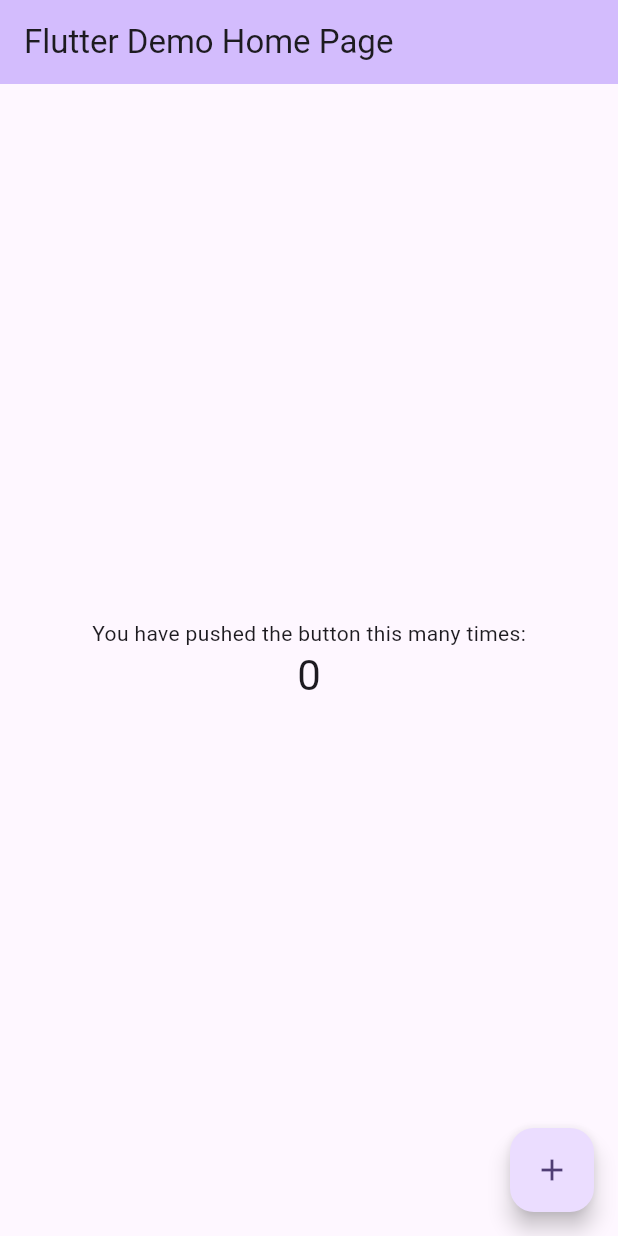
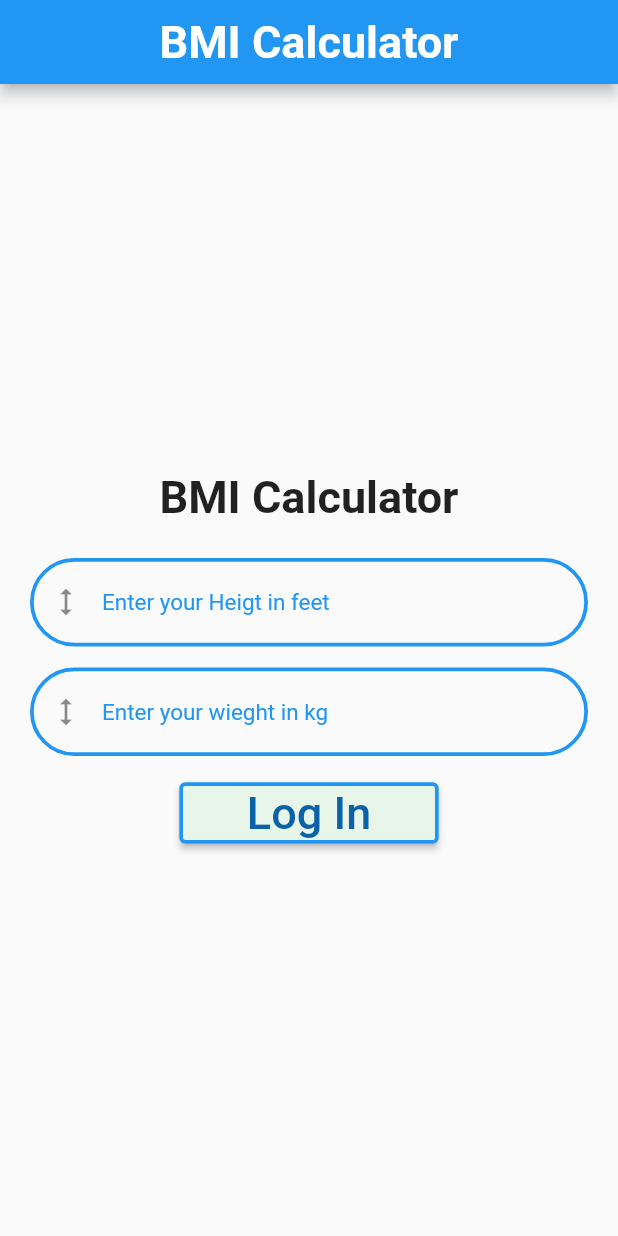
Before and after one commit to asad37/BMI_Calculator, a Flutter app: the screen it shows after launch, on a phone screen of 412 x 824 dp. Run offline on Flutter 3.47's test engine with Material 2 defaults, Android fonts, the light colour scheme and no system bars; our stand-ins replace firebase_core; accounts and stored records are empty; Roboto replaces fonts that are missing (Fira Sans).

Commit message:
Add Home Screen

```diff
--- /dev/null
+++ b/lib/HomeScreen.dart
@@ -0,0 +1,80 @@
+import 'package:flutter/material.dart';
+
+class HomeScreen extends StatefulWidget {
+  const HomeScreen({super.key});
+
+  @override
+  State<HomeScreen> createState() => _HomeScreenState();
+}
+
+class _HomeScreenState extends State<HomeScreen> {
+  @override
+  Widget build(BuildContext context) {
+    return Scaffold(
+      appBar: AppBar(
+          centerTitle: true,
+          title: const Text(
+            "BMI Calculator",
+            style: TextStyle(
+                fontSize: 30, fontWeight: FontWeight.bold, fontFamily: ""),
+          )),
+      body: Center(
+        child: Container(
+          margin: EdgeInsets.symmetric(horizontal: 20),
+          child: Column(
+            mainAxisAlignment: MainAxisAlignment.center,
+            children: [
+              const Text("BMI Calculator",style: TextStyle(fontSize:30,fontWeight: FontWeight.bold),),
+              const SizedBox(
+                height: 23,
+              ),
+              TextFormField(
+                keyboardType: TextInputType.number,
+                decoration: InputDecoration(
+                    enabledBorder: OutlineInputBorder(
+                      borderSide: BorderSide(color: Colors.blue,width: 2.5),
+                        borderRadius: BorderRadius.circular(30)),
+                    hintText: "Enter your Heigt in feet",
+                    prefixIcon: const Icon(Icons.height),
+                    hintStyle: const TextStyle(
+                      fontSize: 15,
+                      color: Colors.blue,
+                    )),
+              ),
+              SizedBox(height: 14,),
+              TextFormField(
+                keyboardType: TextInputType.number,
+                decoration: InputDecoration(
+                    enabledBorder: OutlineInputBorder(
+                      borderSide: BorderSide(color: Colors.blue,width: 2.5),
+                        borderRadius: BorderRadius.circular(30)),
+                    hintText: "Enter your wieght in kg",
+                    prefixIcon: const Icon(Icons.height),
+                    hintStyle: const TextStyle(
+                      fontSize: 15,
+                      color: Colors.blue,
+                    )),
+              ),
+              SizedBox(height: 14,),
+               ElevatedButton(
+                    style: ElevatedButton.styleFrom(
+                        padding: EdgeInsets.fromLTRB(45, 3, 45, 3),
+                        backgroundColor: Colors.green.shade50,
+                        side: BorderSide(color: Colors.blue, width: 2.5)),
+                    onPressed: () async {
+
+                    },
+                    child: const Text(
+                      "Log In",
+                      style: TextStyle(
+                          fontSize: 30,
+                          fontFamily: 'Fira Sans',
+                          color: Color.fromARGB(255, 10, 98, 169)),
+                    )),
+            ],
+          ),
+        ),
+      ),
+    );
+  }
+}
--- a/lib/main.dart
+++ b/lib/main.dart
@@ -1,6 +1,7 @@
 import 'package:firebase_core/firebase_core.dart';
 import 'package:flutter/material.dart';
 
+import 'HomeScreen.dart';
 import 'firebase_options.dart';
 
 Future<void> main() async {
@@ -18,63 +19,12 @@ class MyApp extends StatelessWidget {
   @override
   Widget build(BuildContext context) {
     return MaterialApp(
-      title: 'Flutter Demo',
+      title: 'BMI Calcuator',
+      debugShowCheckedModeBanner: false,
       theme: ThemeData(
-        colorScheme: ColorScheme.fromSeed(seedColor: Colors.deepPurple),
-        useMaterial3: true,
+       primarySwatch: Colors.blue
       ),
-      home: const MyHomePage(title: 'Flutter Demo Home Page'),
+      home: const HomeScreen()
     );
   }
 }
-
-class MyHomePage extends StatefulWidget {
-  const MyHomePage({super.key, required this.title});
-  final String title;
-
-  @override
-  State<MyHomePage> createState() => _MyHomePageState();
-}
-
-class _MyHomePageState extends State<MyHomePage> {
-  int _counter = 0;
-
-  void _incrementCounter() {
-    setState(() {
-      _counter++;
-    });
-  }
-
-  @override
-  Widget build(BuildContext context) {
-
-    return Scaffold(
-      appBar: AppBar(
-
-        backgroundColor: Theme.of(context).colorScheme.inversePrimary,
-
-        title: Text(widget.title),
-      ),
-      body: Center(
-
-        child: Column(
-          mainAxisAlignment: MainAxisAlignment.center,
-          children: <Widget>[
-            const Text(
-              'You have pushed the button this many times:',
-            ),
-            Text(
-              '$_counter',
-              style: Theme.of(context).textTheme.headlineMedium,
-            ),
-          ],
-        ),
-      ),
-      floatingActionButton: FloatingActionButton(
-        onPressed: _incrementCounter,
-        tooltip: 'Increment',
-        child: const Icon(Icons.add),
-      ), // This trailing comma makes auto-formatting nicer for build methods.
-    );
-  }
-}
```
Also changed, not shown: lib/firebase_options.dart.
